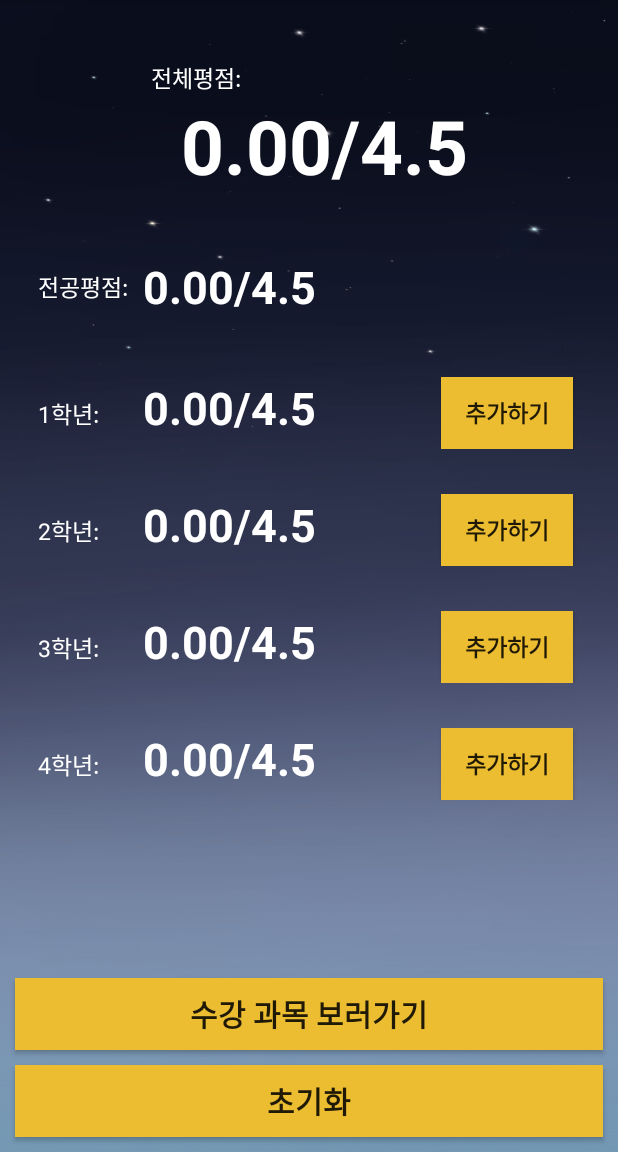
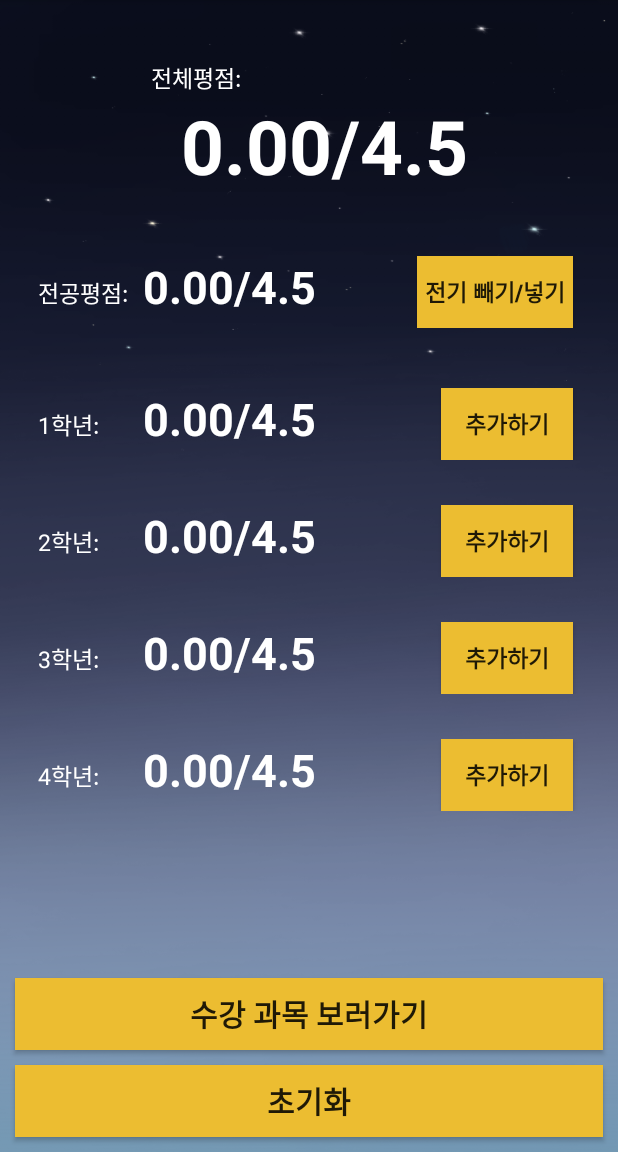
Before and after one commit to cindia3704/CAUGPA, an Android app: the MainActivity screen opened directly, with no data from a screen before it, on a phone screen of 412 x 824 dp, the part 84-1236 px from its top. Run offline under Robolectric (Android 15) with nearby library versions, the phone set to English and light mode, and no system bars.

Commit message:
add button for GPA with out basic major

```diff
--- a/CAUGPA/app/src/main/java/com/example/caugpa/AddGradeSubjectsActivity.java
+++ b/CAUGPA/app/src/main/java/com/example/caugpa/AddGradeSubjectsActivity.java
@@ -86,6 +86,7 @@ public class AddGradeSubjectsActivity extends AppCompatActivity {
                         String majorSpecific=allSubjectList.get(pos).getMajorSpecific();
                         MySubjects newSub = new MySubjects(year,subject,score,weight,major,majorSpecific,0);
                         addedSubjectList.add(newSub);
+
                     }
                 }
         );
@@ -110,7 +111,6 @@ public class AddGradeSubjectsActivity extends AppCompatActivity {
         cv.put("major", addedSubjectList.get(id).getMajor());
         cv.put("majorSpecific", addedSubjectList.get(id).getMajorSpecific());
 //        Toast.makeText(this,"성적:"+addedSubjectList.get(id).getScore(), Toast.LENGTH_SHORT).show();
-
         long result = sqlDB.insert("mySubjects",null,cv);
         if(result == -1){
             Toast.makeText(this,"과목 추가 실패", Toast.LENGTH_SHORT).show();
--- a/CAUGPA/app/src/main/java/com/example/caugpa/MainActivity.java
+++ b/CAUGPA/app/src/main/java/com/example/caugpa/MainActivity.java
@@ -17,12 +17,14 @@ import java.util.ArrayList;
 
 
 public class MainActivity extends AppCompatActivity {
+    boolean noBasic = false;
     private Button initializeDB;
     private Button seeAllSub;
     private Button grade1Add;
     private Button grade2Add;
     private Button grade3Add;
     private Button grade4Add;
+    private Button basicMajorFlag;
 
     private TextView totalScore;
     private TextView majorScore;
@@ -45,6 +47,7 @@ public class MainActivity extends AppCompatActivity {
         grade2Add = findViewById(R.id.grade2AddSubject);
         grade3Add = findViewById(R.id.grade3AddSubject);
         grade4Add = findViewById(R.id.grade4AddSubject);
+        basicMajorFlag = findViewById(R.id.noBasicMajor);
 
         totalScore = findViewById(R.id.totalGPAScore);
         majorScore = findViewById(R.id.majorGPAScore);
@@ -117,6 +120,17 @@ public class MainActivity extends AppCompatActivity {
             startActivity(intentToAddSubjects4);
         });
         initTextViews();
+        basicMajorFlag.setOnClickListener(view -> {
+            noBasic = !noBasic;
+            String sqlNoBasic ="select * from mySubjects where majorSpecific='ADV' or majorSpecific='REQ'";
+            String sqlMajor ="select * from mySubjects where major='Y'";
+
+            if(noBasic){
+                majorScore.setText(String.format("%.2f",calculateGPA(sqlNoBasic))+TotalGPA);
+            }else{
+                majorScore.setText(String.format("%.2f",calculateGPA(sqlMajor))+TotalGPA);
+            }
+        });
     }
 
     @Override
--- a/CAUGPA/app/src/main/res/layout/activity_add_grade_subjects.xml
+++ b/CAUGPA/app/src/main/res/layout/activity_add_grade_subjects.xml
@@ -33,7 +33,7 @@
         app:layout_constraintTop_toBottomOf="@id/addSub_recyclerView_mySubs"
         android:text="모든 과목 보기"
         android:textSize="20dp"
-        android:layout_marginTop="15dp"
+        android:layout_marginTop="10dp"
         android:textColor="@color/WHITE"
         app:layout_constraintLeft_toLeftOf="parent"
         app:layout_constraintRight_toRightOf="parent"/>
--- a/CAUGPA/app/src/main/res/layout/activity_main.xml
+++ b/CAUGPA/app/src/main/res/layout/activity_main.xml
@@ -40,7 +40,7 @@
     </androidx.constraintlayout.widget.ConstraintLayout>
     <androidx.constraintlayout.widget.ConstraintLayout
         android:id="@+id/main_major"
-        android:layout_width="wrap_content"
+        android:layout_width="match_parent"
         android:layout_height="wrap_content"
         android:orientation="horizontal"
         app:layout_constraintTop_toBottomOf="@id/main_total"
@@ -63,12 +63,23 @@
             android:layout_height="wrap_content"
             app:layout_constraintTop_toTopOf="parent"
             app:layout_constraintLeft_toRightOf="@id/majorGPAMent"
-            app:layout_constraintRight_toRightOf="parent"
             android:layout_marginLeft="10dp"
             android:text="4.21/4.5"
             android:textSize="30dp"
             android:textColor="@color/WHITE"
             android:textStyle="bold"/>
+        <Button
+            android:id="@+id/noBasicMajor"
+            android:layout_width="wrap_content"
+            android:layout_height="wrap_content"
+            android:paddingLeft="5dp"
+            android:paddingRight="5dp"
+            app:layout_constraintRight_toRightOf="parent"
+            android:layout_marginRight="30dp"
+            android:background="@color/colorPrimary"
+            android:text="전기 빼기/넣기"
+            android:textStyle="bold"
+            android:textSize="15dp"/>
     </androidx.constraintlayout.widget.ConstraintLayout>
     <androidx.constraintlayout.widget.ConstraintLayout
         android:id="@+id/main_grade1"
```
Also changed, not shown: CAUGPA/app/src/main/java/com/example/caugpa/NewSubjectsAdapter.java (+0 -19 lines).
